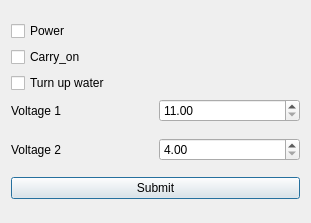
Old version of the form dialog.ui in the repository logan011/Terminal_watch_client.
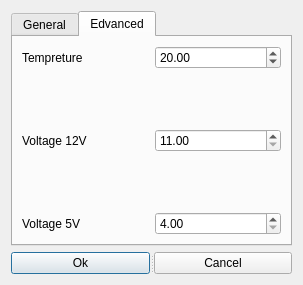
New version of the form. The open tabs and pages were chosen to show the change.

Patch:
```diff
--- a/dialog.ui
+++ b/dialog.ui
@@ -6,17 +6,27 @@
    <rect>
     <x>0</x>
     <y>0</y>
-    <width>311</width>
-    <height>223</height>
+    <width>303</width>
+    <height>285</height>
    </rect>
   </property>
   <property name="windowTitle">
    <string>Option</string>
   </property>
-  <layout class="QVBoxLayout" name="verticalLayout_2">
+  <layout class="QVBoxLayout" name="verticalLayout_3">
    <item>
     <layout class="QVBoxLayout" name="verticalLayout">
      <item>
+      <widget class="QTabWidget" name="tabWidget">
+       <property name="currentIndex">
+        <number>0</number>
+       </property>
+       <widget class="QWidget" name="tab">
+        <attribute name="title">
+         <string>General</string>
+        </attribute>
+        <layout class="QVBoxLayout" name="verticalLayout_5">
+         <item>
       <widget class="QCheckBox" name="checkBox">
        <property name="text">
         <string>Power</string>
@@ -38,15 +48,22 @@
       </widget>
      </item>
      <item>
-      <layout class="QHBoxLayout" name="horizontalLayout">
-       <item>
-        <widget class="QLabel" name="label">
+          <widget class="QCheckBox" name="checkBox_4">
          <property name="text">
-          <string>Voltage 1</string>
+            <string>Take Money</string>
          </property>
         </widget>
        </item>
+        </layout>
+       </widget>
+       <widget class="QWidget" name="tab_2">
+        <attribute name="title">
+         <string>Edvanced</string>
+        </attribute>
+        <layout class="QVBoxLayout" name="verticalLayout_4">
        <item>
+          <layout class="QGridLayout" name="gridLayout">
+           <item row="3" column="1">
         <widget class="QDoubleSpinBox" name="doubleSpinBox_2">
          <property name="minimum">
           <double>11.000000000000000</double>
@@ -59,22 +76,48 @@
          </property>
         </widget>
        </item>
-      </layout>
-     </item>
-    </layout>
-   </item>
-   <item>
-    <layout class="QVBoxLayout" name="verticalLayout_3">
-     <item>
-      <layout class="QHBoxLayout" name="horizontalLayout_2">
-       <item>
+           <item row="3" column="0">
         <widget class="QLabel" name="label_2">
          <property name="text">
-          <string>Voltage 2</string>
+              <string>Voltage 12V</string>
          </property>
         </widget>
        </item>
-       <item>
+           <item row="1" column="1">
+            <widget class="QDoubleSpinBox" name="doubleSpinBox_3">
+             <property name="value">
+              <double>20.000000000000000</double>
+             </property>
+            </widget>
+           </item>
+           <item row="1" column="0">
+            <widget class="QLabel" name="label_3">
+             <property name="text">
+              <string>Tempreture</string>
+             </property>
+            </widget>
+           </item>
+           <item row="5" column="0">
+            <widget class="QLabel" name="label">
+             <property name="text">
+              <string>Voltage 5V</string>
+             </property>
+            </widget>
+           </item>
+           <item row="2" column="1">
+            <spacer name="verticalSpacer">
+             <property name="orientation">
+              <enum>Qt::Vertical</enum>
+             </property>
+             <property name="sizeHint" stdset="0">
+              <size>
+               <width>20</width>
+               <height>40</height>
+              </size>
+             </property>
+            </spacer>
+           </item>
+           <item row="5" column="1">
         <widget class="QDoubleSpinBox" name="doubleSpinBox">
          <property name="minimum">
           <double>4.000000000000000</double>
@@ -87,17 +130,40 @@
          </property>
         </widget>
        </item>
+           <item row="4" column="1">
+            <spacer name="verticalSpacer_2">
+             <property name="orientation">
+              <enum>Qt::Vertical</enum>
+             </property>
+             <property name="sizeHint" stdset="0">
+              <size>
+               <width>20</width>
+               <height>40</height>
+              </size>
+             </property>
+            </spacer>
+           </item>
       </layout>
      </item>
     </layout>
+       </widget>
+      </widget>
    </item>
    <item>
-    <layout class="QVBoxLayout" name="verticalLayout_4">
-     <item>
+      <widget class="QSplitter" name="splitter_3">
+       <property name="orientation">
+        <enum>Qt::Horizontal</enum>
+       </property>
       <widget class="QPushButton" name="pushButton">
        <property name="text">
-        <string>Submit</string>
-       </property>
+         <string>Ok</string>
+        </property>
+       </widget>
+       <widget class="QPushButton" name="btn_Cancel">
+        <property name="text">
+         <string>Cancel</string>
+        </property>
+       </widget>
       </widget>
      </item>
     </layout>
```
Lines whose indentation alone changed are shown as unchanged.
